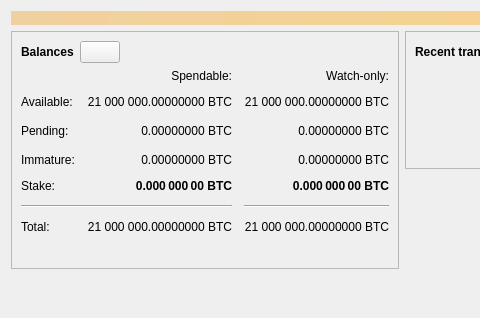
Old version of the form src/qt/forms/overviewpage.ui in the repository FastPaymentsInc/USDGcoin; both pictures show x 0 to 480 and y 0 to 318 of the 798 by 318 pixel window.
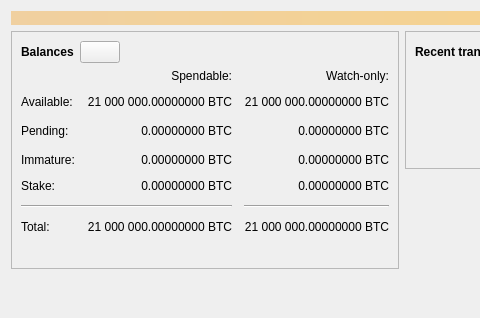
New version of the form. Icons and pictures are not drawn. Custom widgets are drawn as their Qt base class.

Commit message: Fix font in 'Stake' label

Patch:
```diff
--- a/src/qt/forms/overviewpage.ui
+++ b/src/qt/forms/overviewpage.ui
@@ -359,14 +359,14 @@
             </item>
             <item row="4" column="1">
              <widget class="QLabel" name="labelStake">
-              <property name="font">
-               <font>
-                <weight>75</weight>
-                <bold>true</bold>
-               </font>
+              <property name="cursor">
+               <cursorShape>IBeamCursor</cursorShape>
+              </property>
+              <property name="toolTip">
+               <string>Your current staking balance</string>
               </property>
               <property name="text">
-               <string>0.000 000 00 BTC</string>
+               <string notr="true">0.00000000 BTC</string>
               </property>
               <property name="alignment">
                <set>Qt::AlignRight|Qt::AlignTrailing|Qt::AlignVCenter</set>
@@ -378,14 +378,14 @@
             </item>
             <item row="4" column="2">
              <widget class="QLabel" name="labelWatchStake">
-              <property name="font">
-               <font>
-                <weight>75</weight>
-                <bold>true</bold>
-               </font>
+              <property name="cursor">
+               <cursorShape>IBeamCursor</cursorShape>
+              </property>
+              <property name="toolTip">
+               <string>Your current staking balance in watch-only addresses</string>
               </property>
               <property name="text">
-               <string>0.000 000 00 BTC</string>
+               <string notr="true">0.00000000 BTC</string>
               </property>
               <property name="alignment">
                <set>Qt::AlignRight|Qt::AlignTrailing|Qt::AlignVCenter</set>
```
The commit also changes 1 other file.
